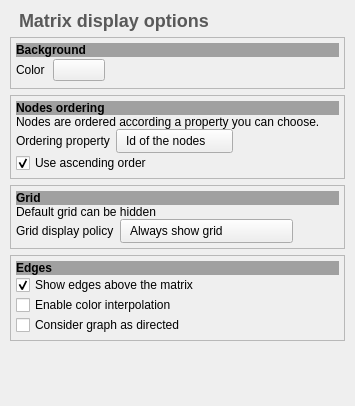
Qt form plugins/view/MatrixView/MatrixViewConfigurationWidget.ui (Tulip-Dev/tulip) before a commit.
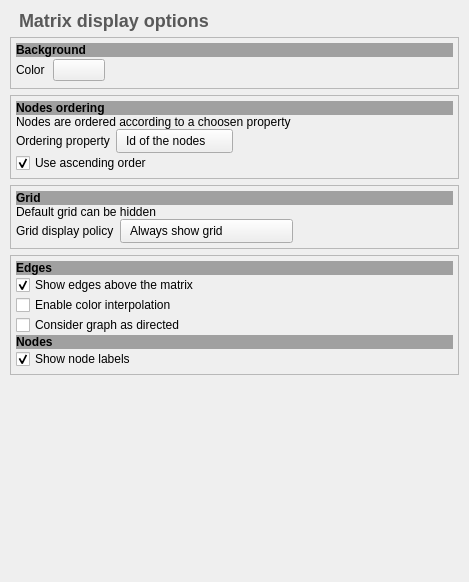
The same form after that commit. Icons and pictures are not drawn. Custom widgets are drawn as their Qt base class.

Commit message: add "Display node labels" option to the Matrix View (was already in the quickaccess bar)

Patch:
```diff
--- a/plugins/view/MatrixView/MatrixViewConfigurationWidget.ui
+++ b/plugins/view/MatrixView/MatrixViewConfigurationWidget.ui
@@ -6,8 +6,8 @@
    <rect>
     <x>0</x>
     <y>0</y>
-    <width>355</width>
-    <height>406</height>
+    <width>469</width>
+    <height>582</height>
    </rect>
   </property>
   <property name="sizePolicy">
@@ -266,7 +266,7 @@
            </sizepolicy>
           </property>
           <property name="text">
-           <string>Nodes are ordered according a property you can choose.</string>
+           <string>Nodes are ordered according to a choosen property</string>
           </property>
           <property name="wordWrap">
            <bool>true</bool>
@@ -530,6 +530,27 @@
           </property>
          </widget>
         </item>
+        <item>
+         <widget class="QLabel" name="label_7">
+          <property name="styleSheet">
+           <string notr="true">font-weight: bold;
+background-color: rgb(160, 160, 160);</string>
+          </property>
+          <property name="text">
+           <string>Nodes</string>
+          </property>
+         </widget>
+        </item>
+        <item>
+         <widget class="QCheckBox" name="node_labels">
+          <property name="text">
+           <string>Show node labels</string>
+          </property>
+          <property name="checked">
+           <bool>true</bool>
+          </property>
+         </widget>
+        </item>
        </layout>
       </widget>
      </item>
```
Left out of the diff: 99 changed lines with no effect on the pictures. The commit also changes 6 other files.
